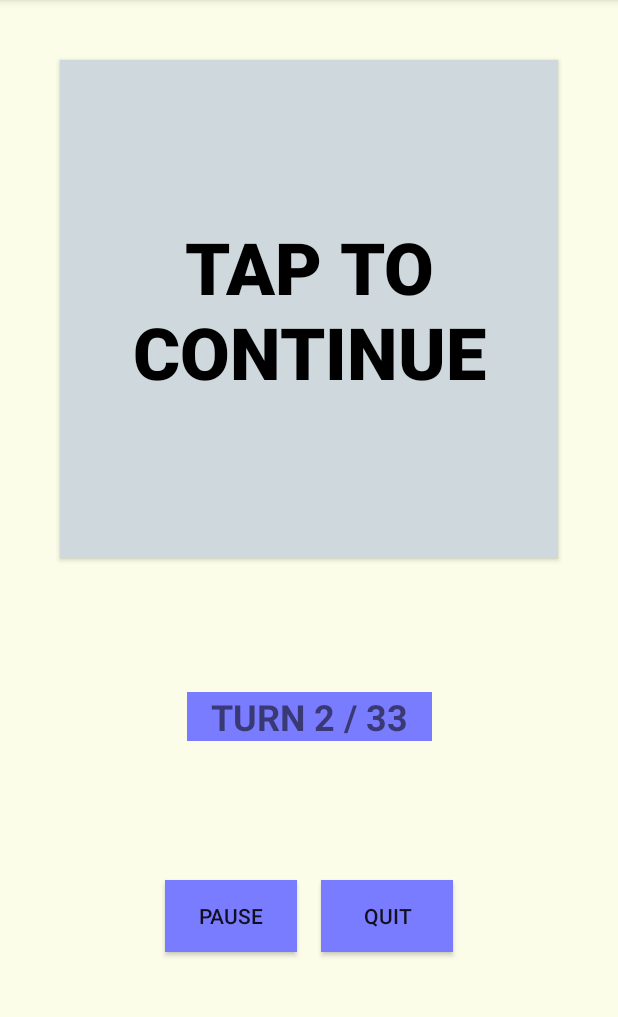
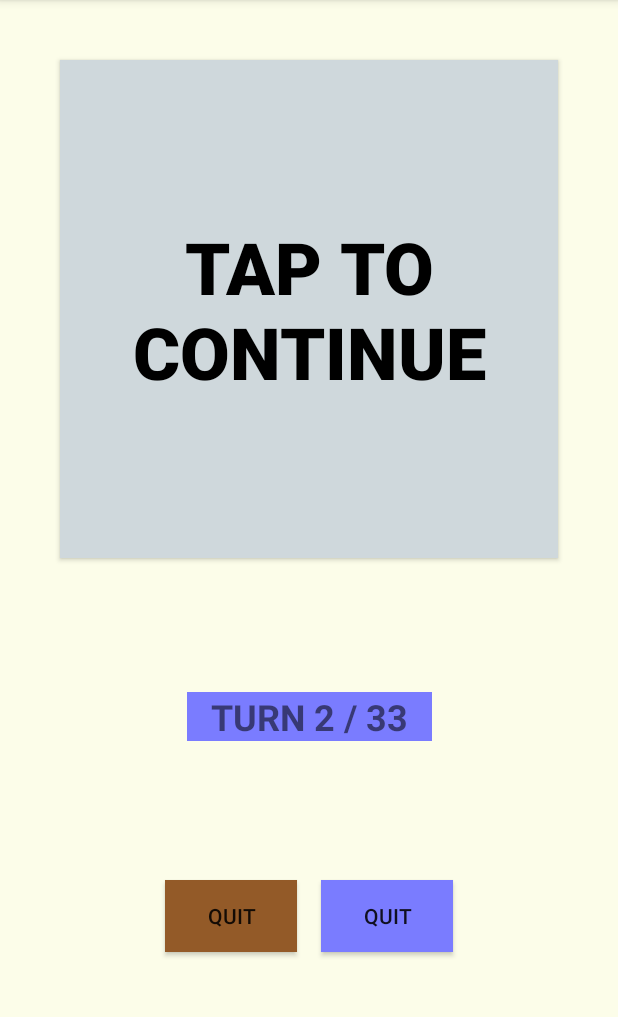
Before and after one commit to sprored/Suelopelvico, an Android app: the screen it shows after launch (MainActivity), after a tap on "PAUSE", on a phone screen of 412 x 824 dp, the part 84-1101 px from its top. Run offline under Robolectric (Android 15) with nearby library versions, the phone set to English and light mode, and no system bars; 3 other taps on this screen came first.

Commit message:
chore: Add code for pauseExitButton

```diff
--- a/app/src/main/java/com/jamc68/suelopelvico/MainActivity.java
+++ b/app/src/main/java/com/jamc68/suelopelvico/MainActivity.java
@@ -5,7 +5,6 @@ import androidx.appcompat.app.AppCompatActivity;
 
 import android.content.Context;
 import android.content.DialogInterface;
-import android.content.Intent;
 import android.media.AudioManager;
 import android.media.MediaPlayer;
 import android.os.Build;
@@ -13,6 +12,7 @@ import android.os.Bundle;
 import android.os.Handler;
 import android.view.View;
 import android.view.WindowManager;
+import android.widget.Button;
 import android.widget.TextView;
 
 public class MainActivity extends AppCompatActivity {
@@ -58,10 +58,10 @@ public class MainActivity extends AppCompatActivity {
                 mediaPlayer.release();
             }
         }
-    };
+    };////////////////////////////// End of Audio Manager Focus
 
 
-    //fields for exercise time management
+    // Fields for exercise time management
     private static int totalMinutes = 10;
     private static final int RELAXATION_SECONDS = 12;
     private static final int CONTRACTION_SECONDS = 6;
@@ -144,29 +144,9 @@ public class MainActivity extends AppCompatActivity {
                 textViewMain.setBackgroundColor(getResources().getColor(R.color.introColor));
             }
         }
-    };/////////////////////// End of runnable
+    };/////////////////////// End of runnable //////////////////////////////////////
 
 
-    private void showExitDialog(Context context) {
-        AlertDialog dialog = new AlertDialog.Builder(context)
-                .setTitle("Exit the App")
-                .setMessage("Do you really want to exit?")
-                .setPositiveButton("Yes", new DialogInterface.OnClickListener() {
-                    @Override
-                    public void onClick(DialogInterface dialog, int which) {
-                        //String task = String.valueOf(taskEditText.getText());
-                    }
-                })
-                .setNegativeButton("Cancel", null)
-                .create();
-        dialog.show();
-    }/////////////////////// End of showExitDialog
-
-
-    public void startCounter(View view) {
-        exerciseRunning = true;
-        handler.postDelayed(runnableExerciseSession, 1000);
-    }
 
     @Override
     protected void onPause() {
@@ -189,11 +169,25 @@ public class MainActivity extends AppCompatActivity {
 
         mAudioManager = (AudioManager) getSystemService(Context.AUDIO_SERVICE);
 
+        ////////// Find the main view with the start message
+        TextView mainDisplayTextView = (TextView) findViewById(R.id.main_display);
+        // Set a click listener on that View
+        mainDisplayTextView.setOnClickListener(new View.OnClickListener() {
+            @Override
+            public void onClick(View view) {
+                exerciseRunning = true;
+                handler.postDelayed(runnableExerciseSession, 1000);
+                TextView pauseQuitButton = (TextView) findViewById(R.id.button_pause_quit);
+                pauseQuitButton.setText(getResources().getString(R.string.button_pause));
+                pauseQuitButton.setBackgroundColor(getResources().getColor(R.color.primaryLightColor));
+            }
+        });
+
 
         ////////// Find the View that shows the pause message
-        TextView pauseApp = (TextView) findViewById(R.id.button_pause);
+        TextView pauseQuitButton = (TextView) findViewById(R.id.button_pause_quit);
         // Set a click listener on that View
-        pauseApp.setOnClickListener(new View.OnClickListener() {
+        pauseQuitButton.setOnClickListener(new View.OnClickListener() {
             // The code in this method will be executed when the numbers category is clicked on.
             @Override
             public void onClick(View view) {
@@ -204,19 +198,11 @@ public class MainActivity extends AppCompatActivity {
                     textViewMain.setTextColor(getResources().getColor(R.color.primaryTextColor));
                     textViewMain.setBackgroundColor(getResources().getColor(R.color.introColor));
                     exerciseRunning = false;
+                    TextView textViewButton = (Button) findViewById(R.id.button_pause_quit);
+                    textViewButton.setText(getText(R.string.button_exit));
+                    textViewButton.setBackgroundColor(getResources().getColor(R.color.colorAccent));
                     onPause();
-                }
-            }
-        }); ///////////// END OF pauseApp.setOnClickListener
-
-
-        ///////// Find the View that shows the exit message
-        TextView exitApp = (TextView) findViewById(R.id.button_exit);
-        // Set a click listener on that View
-        exitApp.setOnClickListener(new View.OnClickListener() {
-            // The code in this method will be executed when the numbers category is clicked on.
-            @Override
-            public void onClick(View view) {
+                } else {
                     handler.removeCallbacks(runnableExerciseSession);
                     if (Build.VERSION.SDK_INT >= 21) {
                         finishAndRemoveTask();
@@ -225,8 +211,7 @@ public class MainActivity extends AppCompatActivity {
                         System.exit(0);
                     }
                 }
-        }); ///////////// END OF exitApp.setOnClickListener
-
             }
-
+        }); ///////////// END OF pauseApp.setOnClickListener  ////////////////////////////
     }
+}
--- a/app/src/main/res/layout/activity_main.xml
+++ b/app/src/main/res/layout/activity_main.xml
@@ -10,7 +10,6 @@
 
     <Button
         android:id="@+id/main_display"
-        android:onClick="startCounter"
         style="@style/infoText"
         android:layout_width="0dp"
         android:layout_height="0dp"
@@ -18,7 +17,7 @@
         android:layout_marginTop="40dp"
         android:layout_marginEnd="40dp"
         android:background="@color/primaryLightColor"
-        android:elevation="32dp"
+        android:elevation="64dp"
         android:gravity="center"
         android:text="@string/primary_intro_message"
         app:layout_constraintBottom_toBottomOf="parent"
@@ -47,7 +46,7 @@
         app:layout_constraintVertical_bias="0.252" />
 
     <Button
-        android:id="@+id/button_pause"
+        android:id="@+id/button_pause_quit"
         android:layout_width="wrap_content"
         android:layout_height="wrap_content"
         android:layout_marginTop="8dp"
@@ -75,7 +74,7 @@
         android:text="@string/button_exit"
         app:layout_constraintBottom_toBottomOf="parent"
         app:layout_constraintEnd_toEndOf="parent"
-        app:layout_constraintStart_toEndOf="@+id/button_pause"
+        app:layout_constraintStart_toEndOf="@+id/button_pause_quit"
         app:layout_constraintTop_toBottomOf="@+id/secondary_display"
         app:layout_constraintVertical_bias="0.419" />
 
```
Lines whose indentation alone changed are shown as unchanged.
